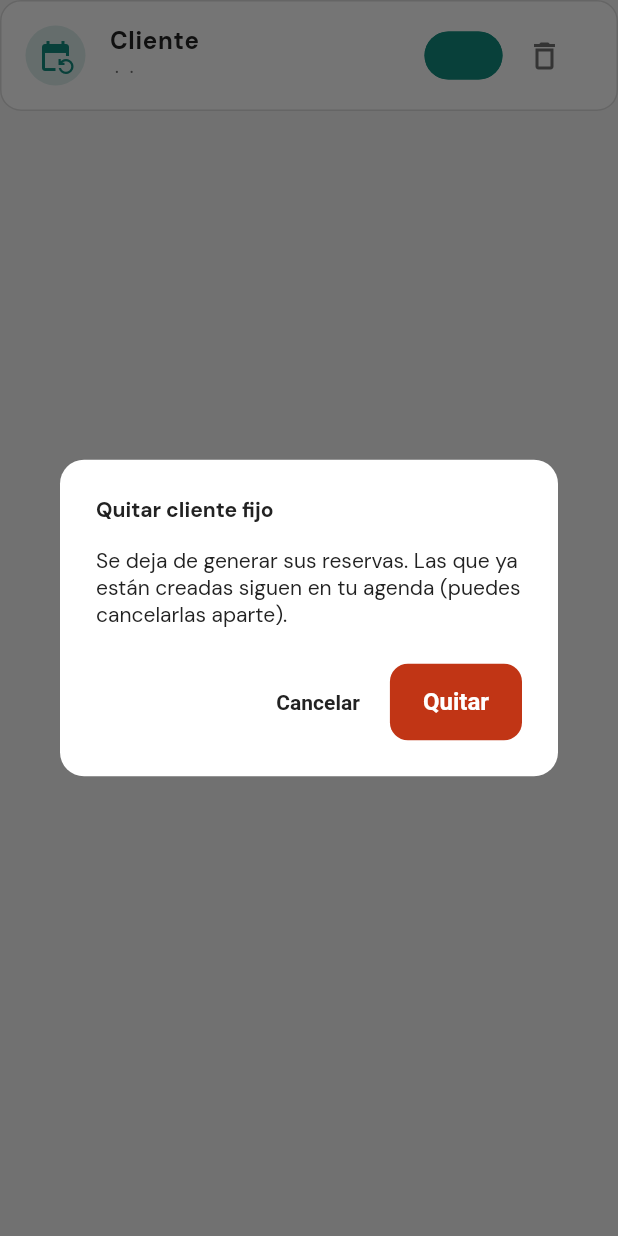
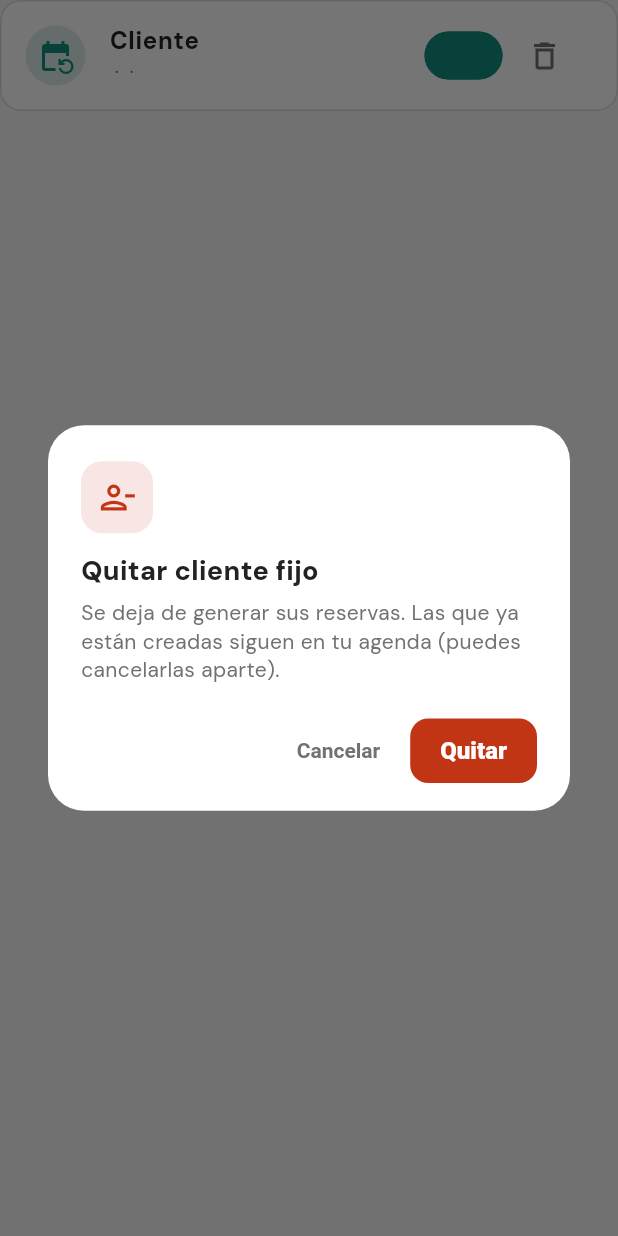
Before and after one commit to dcalagua/canchas-app-lima, a Flutter app: the _FilaFija widget shown alone on an empty page, opened directly with empty values, after a tap on the "delete outline" icon, on a phone screen of 412 x 824 dp. Run offline on Flutter 3.47's test engine with Material 3 defaults, Android fonts, the phone set to English and light mode, and no system bars; our stand-ins replace audioplayers, firebase_core, firebase_messaging, font_awesome_flutter, geocoding, geolocator and 9 more; missing offline and left inert: google_mlkit_text_recognition, record; accounts and stored records are empty.

Commit message:
Popups (tanda 1/varios): migra confirmaciones a DialogoPichangol
referidos, caja_dia, reservas_dueno, convocatoria_detalle, cancha_detalle,
ranking_academia, reservas_fijas, metodos_pago → usan confirmarPichangol/
avisarPichangol/DialogoPichangol (formato único). Sin cambios de lógica.

Co-Authored-By: Claude Opus 4.8 (1M context) <noreply@anthropic.com>
Claude-Session: https://claude.ai/code/session_017fg7ijXuZRX6jvFjZELf83

```diff
--- a/lib/screens/reservas_fijas_screen.dart
+++ b/lib/screens/reservas_fijas_screen.dart
@@ -3,6 +3,7 @@ import 'package:flutter/material.dart';
 import '../models/reserva_fija.dart';
 import '../state/app_state.dart';
 import '../theme.dart';
+import '../widgets/dialogo_pichangol.dart';
 
 /// RESERVAS FIJAS ("pensionados"): el dueño registra a los clientes que juegan
 /// SIEMPRE el mismo día y hora, y el app genera solas las reservas de las
@@ -305,28 +306,16 @@ class _FilaFija extends StatelessWidget {
     );
   }
 
-  void _confirmarBorrar(BuildContext context) {
-    showDialog<void>(
-      context: context,
-      builder: (ctx) => AlertDialog(
-        title: const Text('Quitar cliente fijo'),
-        content: const Text(
-            'Se deja de generar sus reservas. Las que ya están creadas siguen '
-            'en tu agenda (puedes cancelarlas aparte).'),
-        actions: [
-          TextButton(
-              onPressed: () => Navigator.pop(ctx),
-              child: const Text('Cancelar')),
-          FilledButton(
-            style: FilledButton.styleFrom(backgroundColor: clayOscuro),
-            onPressed: () {
-              appState.quitarReservaFija(fija.id);
-              Navigator.pop(ctx);
-            },
-            child: const Text('Quitar'),
-          ),
-        ],
-      ),
+  Future<void> _confirmarBorrar(BuildContext context) async {
+    final ok = await confirmarPichangol(
+      context,
+      titulo: 'Quitar cliente fijo',
+      mensaje: 'Se deja de generar sus reservas. Las que ya están creadas siguen '
+          'en tu agenda (puedes cancelarlas aparte).',
+      textoConfirmar: 'Quitar',
+      destructivo: true,
+      icono: Icons.person_remove_outlined,
     );
+    if (ok) appState.quitarReservaFija(fija.id);
   }
 }
```
Also changed, not shown: lib/screens/caja_dia_screen.dart (+9 -18 lines), lib/screens/cancha_detalle_screen.dart (+17 -7 lines), lib/screens/convocatoria_detalle_screen.dart (+7 -14 lines), lib/screens/metodos_pago_screen.dart (+9 -16 lines), lib/screens/ranking_academia_screen.dart (+16 -6 lines), lib/screens/referidos_screen.dart (+8 -13 lines), lib/screens/reservas_dueno_screen.dart (+10 -19 lines).
